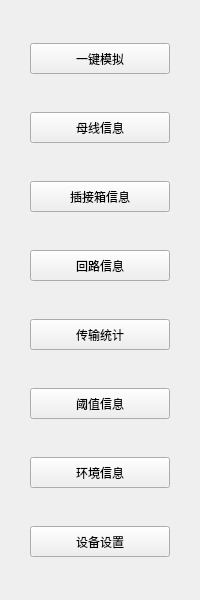
Before: the Qt Designer form IDC_TestSystem/SI-BusBar/bus_toolbox/bus_simulationtoolwid.ui in ChinaClever/IDC_TestSystem, drawn with Qt 5.
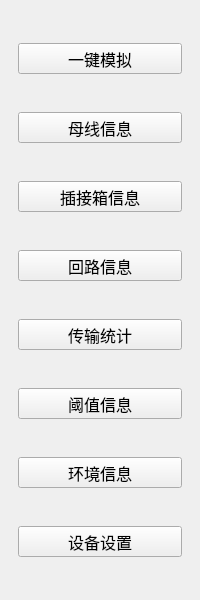
After: the same form once the commit is applied.

The edit to the form file:
```diff
--- a/IDC_TestSystem/SI-BusBar/bus_toolbox/bus_simulationtoolwid.ui
+++ b/IDC_TestSystem/SI-BusBar/bus_toolbox/bus_simulationtoolwid.ui
@@ -10,15 +10,21 @@
     <height>600</height>
    </rect>
   </property>
+  <property name="font">
+   <font>
+    <family>微软雅黑</family>
+    <pointsize>12</pointsize>
+   </font>
+  </property>
   <property name="windowTitle">
    <string>Form</string>
   </property>
   <layout class="QVBoxLayout" name="verticalLayout">
    <property name="leftMargin">
-    <number>30</number>
+    <number>18</number>
    </property>
    <property name="rightMargin">
-    <number>30</number>
+    <number>18</number>
    </property>
    <item>
     <spacer name="verticalSpacer">
```
